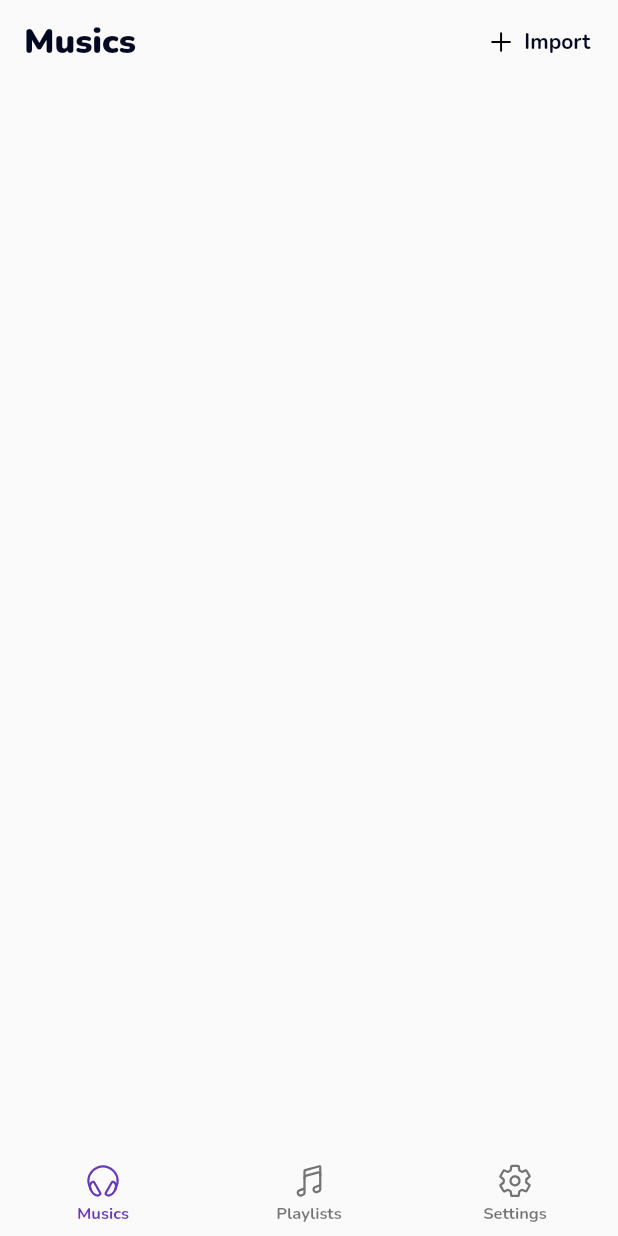
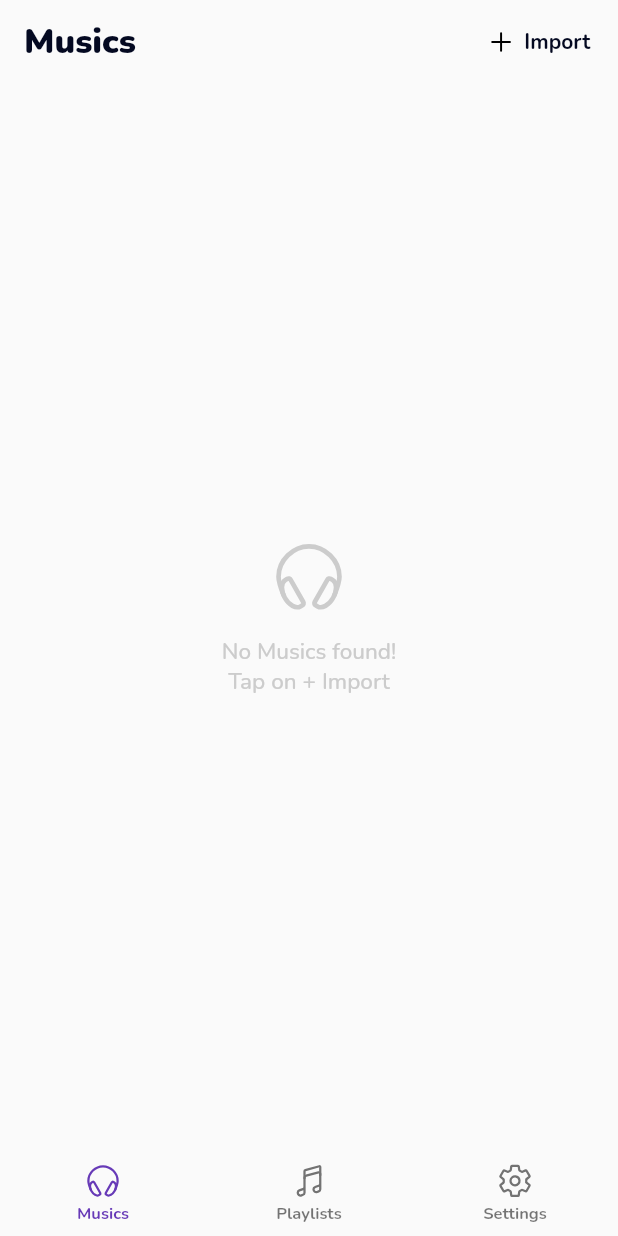
Before and after one commit to sina-moradbakhti/ace_player, a Flutter app: the screen it shows after launch, on a phone screen of 412 x 824 dp. Run offline on Flutter 3.47's test engine with Material 2 defaults, Android fonts, the phone set to English and light mode, and no system bars; our stand-ins replace assets_audio_player, file_picker, get, get_storage, in_app_review, ionicons; missing offline and left inert: al_downloader, cached_memory_image, flutter_media_metadata, id3, mailto; statements that could not run were skipped.

Commit message:
empty list widget

```diff
--- a/lib/page/musics.page.dart
+++ b/lib/page/musics.page.dart
@@ -52,7 +52,7 @@ class MusicsPage extends StatelessWidget {
         builder: (context, snapshot) => StreamBuilder(
           stream: bloc.repo.player.player.playerState,
           builder: (context, snapshot) {
-            return _myList;
+            return bloc.repo.musics.isNotEmpty ? _myList : _emptyMusics;
           },
         ),
       ),
@@ -66,4 +66,23 @@ class MusicsPage extends StatelessWidget {
         itemCount: bloc.repo.musics.length,
         separatorBuilder: (context, index) => const Divider(),
       );
+
+  Widget get _emptyMusics => Center(
+          child: Column(
+        mainAxisAlignment: MainAxisAlignment.center,
+        crossAxisAlignment: CrossAxisAlignment.center,
+        children: [
+          Icon(
+            Ionicons.headset_outline,
+            size: 50,
+            color: AppColors.grey,
+          ),
+          const SizedBox(height: 15),
+          Text(
+            'No Musics found!\nTap on + Import',
+            textAlign: TextAlign.center,
+            style: AppTextStyles.normal.copyWith(color: AppColors.grey),
+          )
+        ],
+      ));
 }
```
Also changed, not shown: lib/page/playlist.page.dart (+20 -0 lines).
